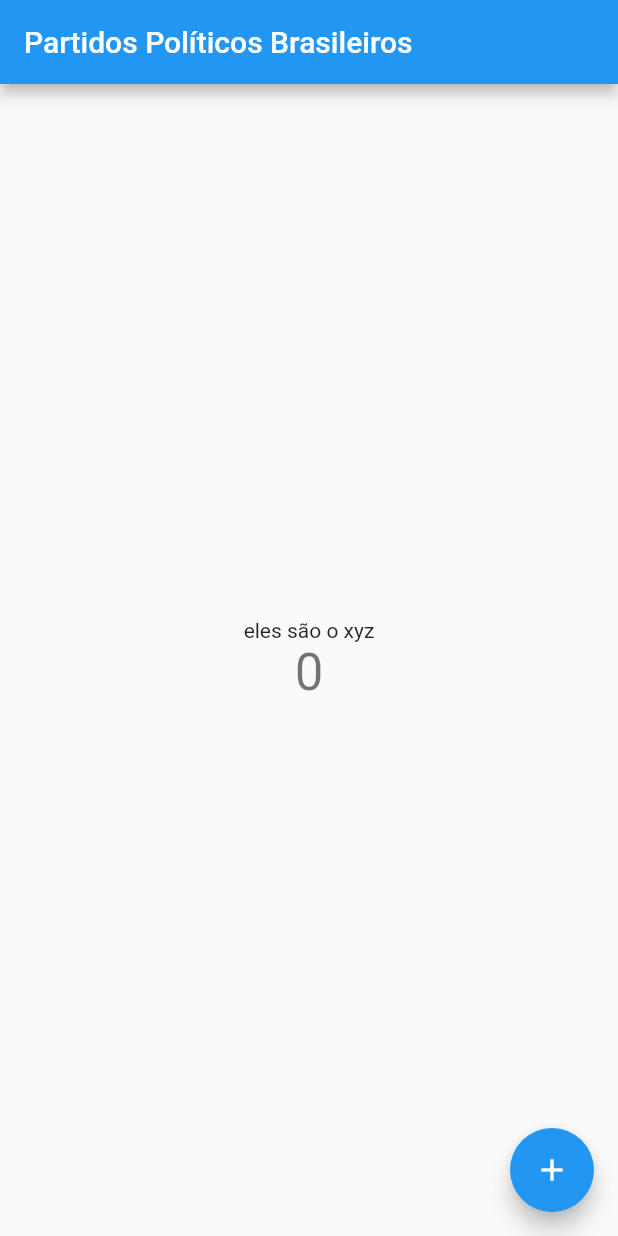
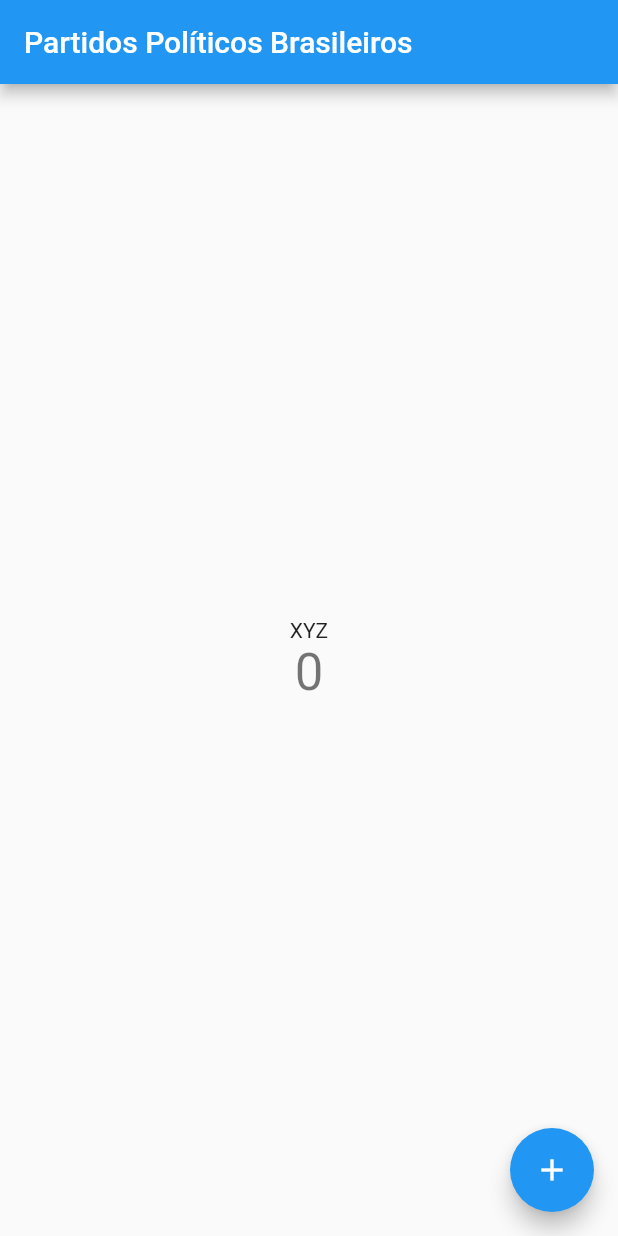
Before and after one commit to aericode/PoliticalParties-Flutter, a Flutter app: the screen it shows after launch, on a phone screen of 412 x 824 dp. Run offline on Flutter 3.47's test engine with Material 2 defaults, Android fonts, the light colour scheme and no system bars; our stand-ins replace csv.

Commit message:
changing attributes

```diff
--- a/lib/main.dart
+++ b/lib/main.dart
@@ -55,15 +55,15 @@ class Party{
   String name;
   String abbreviation;
   int number;
+  int affiliateCount;
   String registerDate;
-  String text;
   String image;
 
-  Party({required this.name, required this.abbreviation, required this.number, required this.registerDate, required this.text, required this.image});
+  Party({required this.name, required this.abbreviation, required this.number, required this.affiliateCount, required this.registerDate, required this.image});
 }
 
 class _MyHomePageState extends State<MyHomePage> {
-  List<Party> parties = [Party(name:"xx yy zz", abbreviation:"XYZ", number:99, registerDate:"01/01/2023", text:"eles são o xyz", image:"imagens")];
+  List<Party> parties = [Party(name:"xx yy zz", abbreviation:"XYZ", number:99, affiliateCount:100, registerDate:"01/01/2023", image:"imagens")];
 
 
   int _counter = 0;
@@ -114,7 +114,7 @@ class _MyHomePageState extends State<MyHomePage> {
           mainAxisAlignment: MainAxisAlignment.center,
           children: <Widget>[
             Text(
-              parties[0].text,
+              parties[0].abbreviation
             ),
             Text(
               '$_counter',
```
Also changed, not shown: 6 other files.
